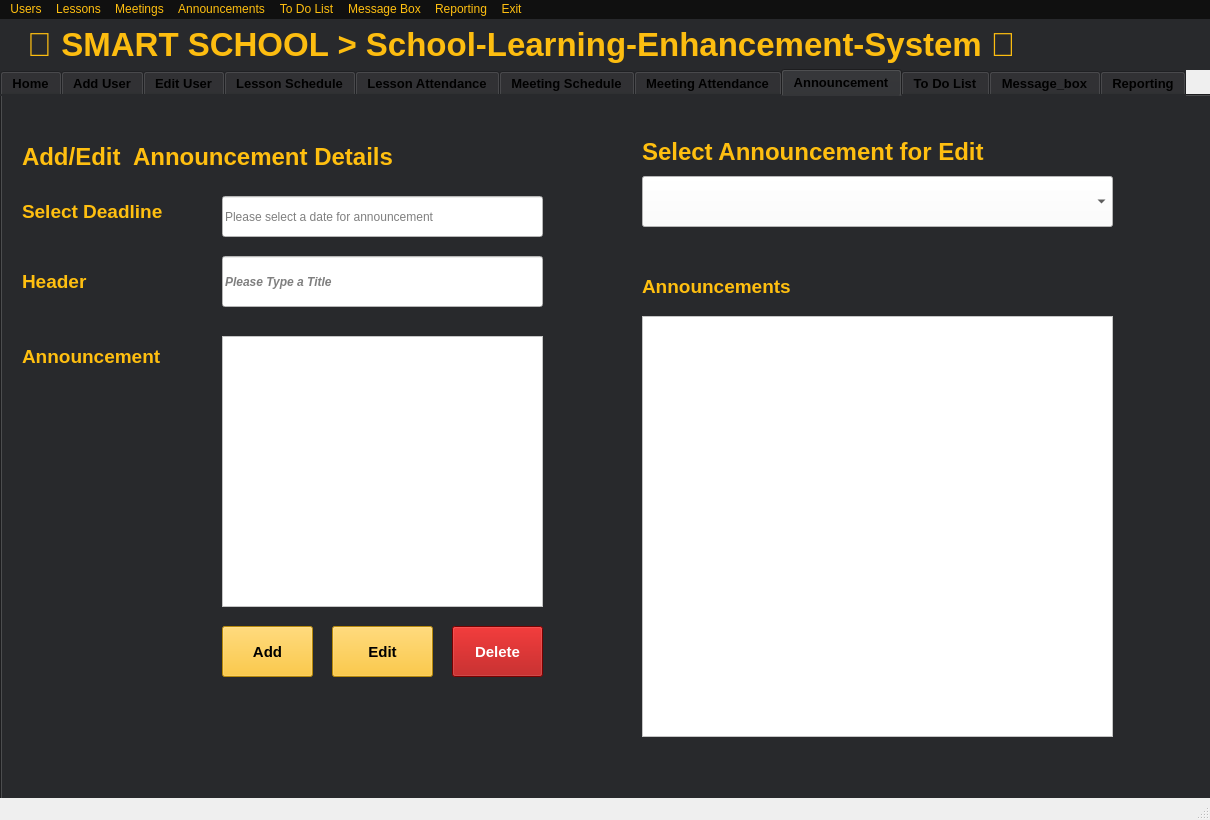
This is admin.ui in KemalDurukanMERT/Smart-School-2.0 as Qt 5 draws it before an edit. The edited form follows.
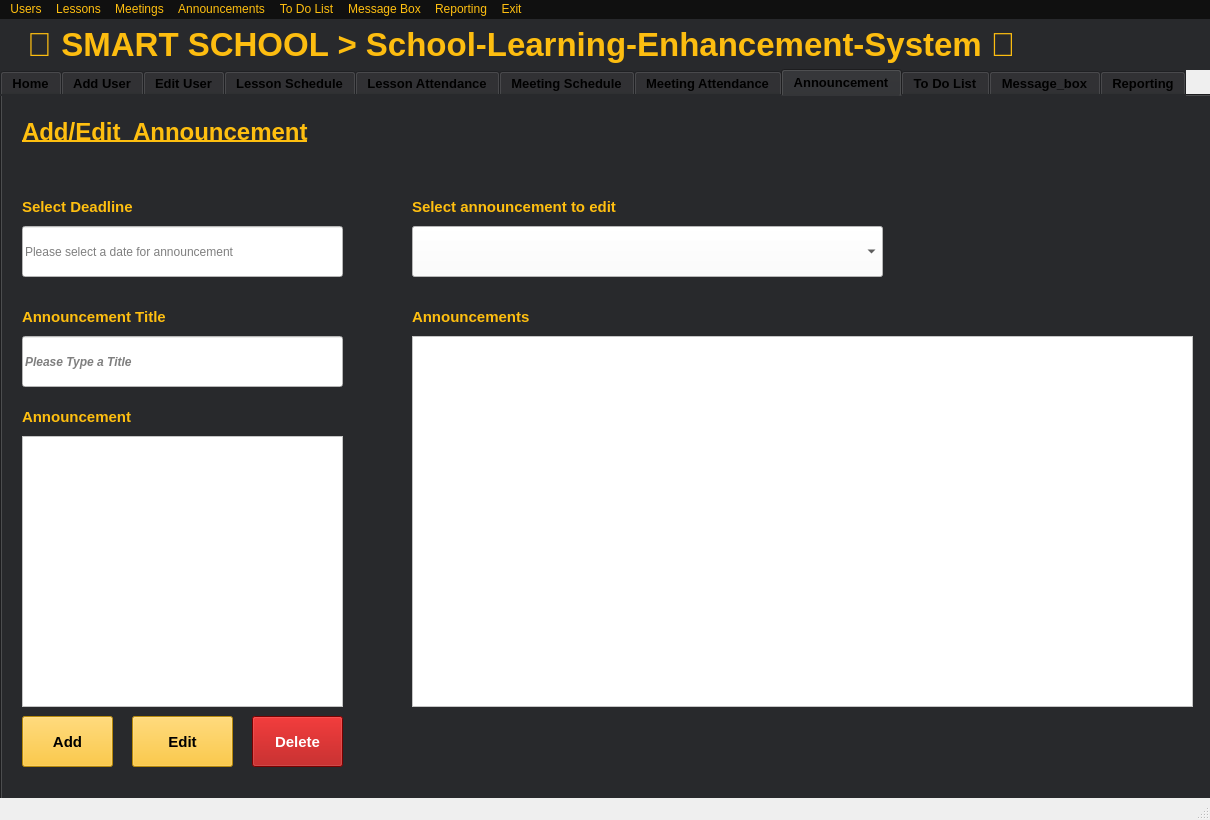
This is the edited form. The open tabs and pages were chosen to show the change.

```diff
--- a/admin.ui
+++ b/admin.ui
@@ -2498,8 +2498,8 @@
      <widget class="QComboBox" name="announcementCombobox_a">
       <property name="geometry">
        <rect>
-        <x>640</x>
-        <y>80</y>
+        <x>410</x>
+        <y>130</y>
         <width>471</width>
         <height>51</height>
        </rect>
@@ -2511,8 +2511,8 @@
      <widget class="QLineEdit" name="announcementTitle_a">
       <property name="geometry">
        <rect>
-        <x>220</x>
-        <y>160</y>
+        <x>20</x>
+        <y>240</y>
         <width>321</width>
         <height>51</height>
        </rect>
@@ -2535,14 +2535,14 @@
       <property name="geometry">
        <rect>
         <x>20</x>
-        <y>240</y>
-        <width>151</width>
-        <height>41</height>
+        <y>310</y>
+        <width>111</width>
+        <height>21</height>
        </rect>
       </property>
       <property name="font">
        <font>
-        <pointsize>14</pointsize>
+        <pointsize>11</pointsize>
         <weight>75</weight>
         <bold>true</bold>
        </font>
@@ -2557,8 +2557,8 @@
      <widget class="QTextEdit" name="textEdit_a">
       <property name="geometry">
        <rect>
-        <x>220</x>
-        <y>240</y>
+        <x>20</x>
+        <y>340</y>
         <width>321</width>
         <height>271</height>
        </rect>
@@ -2573,8 +2573,8 @@
        <string>&lt;!DOCTYPE HTML PUBLIC &quot;-//W3C//DTD HTML 4.0//EN&quot; &quot;http://www.w3.org/TR/REC-html40/strict.dtd&quot;&gt;
 &lt;html&gt;&lt;head&gt;&lt;meta name=&quot;qrichtext&quot; content=&quot;1&quot; /&gt;&lt;style type=&quot;text/css&quot;&gt;
 p, li { white-space: pre-wrap; }
-&lt;/style&gt;&lt;/head&gt;&lt;body style=&quot; font-family:'MS Shell Dlg 2'; font-size:7.8pt; font-weight:400; font-style:normal;&quot;&gt;
-&lt;p style=&quot;-qt-paragraph-type:empty; margin-top:0px; margin-bottom:0px; margin-left:0px; margin-right:0px; -qt-block-indent:0; text-indent:0px;&quot;&gt;&lt;br /&gt;&lt;/p&gt;&lt;/body&gt;&lt;/html&gt;</string>
+&lt;/style&gt;&lt;/head&gt;&lt;body style=&quot; font-family:'MS Shell Dlg 2'; font-size:8.25pt; font-weight:400; font-style:normal;&quot;&gt;
+&lt;p style=&quot;-qt-paragraph-type:empty; margin-top:0px; margin-bottom:0px; margin-left:0px; margin-right:0px; -qt-block-indent:0; text-indent:0px; font-size:7.8pt;&quot;&gt;&lt;br /&gt;&lt;/p&gt;&lt;/body&gt;&lt;/html&gt;</string>
       </property>
      </widget>
      <widget class="QLabel" name="label_66">
@@ -2582,13 +2582,13 @@
        <rect>
         <x>20</x>
         <y>100</y>
-        <width>181</width>
-        <height>31</height>
+        <width>121</width>
+        <height>21</height>
        </rect>
       </property>
       <property name="font">
        <font>
-        <pointsize>14</pointsize>
+        <pointsize>11</pointsize>
         <weight>75</weight>
         <bold>true</bold>
        </font>
@@ -2603,8 +2603,8 @@
      <widget class="QPushButton" name="addButton_a">
       <property name="geometry">
        <rect>
-        <x>220</x>
-        <y>530</y>
+        <x>20</x>
+        <y>620</y>
         <width>91</width>
         <height>51</height>
        </rect>
@@ -2626,8 +2626,8 @@
      <widget class="QPushButton" name="deleteButton_a">
       <property name="geometry">
        <rect>
-        <x>450</x>
-        <y>530</y>
+        <x>250</x>
+        <y>620</y>
         <width>91</width>
         <height>51</height>
        </rect>
@@ -2650,8 +2650,8 @@
      <widget class="QPushButton" name="editButton_a">
       <property name="geometry">
        <rect>
-        <x>330</x>
-        <y>530</y>
+        <x>130</x>
+        <y>620</y>
         <width>101</width>
         <height>51</height>
        </rect>
@@ -2674,14 +2674,14 @@
       <property name="geometry">
        <rect>
         <x>20</x>
-        <y>170</y>
+        <y>210</y>
         <width>151</width>
-        <height>31</height>
+        <height>21</height>
        </rect>
       </property>
       <property name="font">
        <font>
-        <pointsize>14</pointsize>
+        <pointsize>11</pointsize>
         <weight>75</weight>
         <bold>true</bold>
        </font>
@@ -2690,21 +2690,21 @@
        <string notr="true">color: rgb(255, 191, 16);</string>
       </property>
       <property name="text">
-       <string>Header</string>
+       <string>Announcement Title</string>
       </property>
      </widget>
      <widget class="QLabel" name="label_65">
       <property name="geometry">
        <rect>
-        <x>640</x>
-        <y>180</y>
-        <width>211</width>
+        <x>410</x>
+        <y>210</y>
+        <width>131</width>
         <height>21</height>
        </rect>
       </property>
       <property name="font">
        <font>
-        <pointsize>14</pointsize>
+        <pointsize>11</pointsize>
         <weight>75</weight>
         <bold>true</bold>
        </font>
@@ -2720,9 +2720,9 @@
       <property name="geometry">
        <rect>
         <x>20</x>
-        <y>40</y>
-        <width>531</width>
-        <height>41</height>
+        <y>20</y>
+        <width>311</width>
+        <height>31</height>
        </rect>
       </property>
       <property name="font">
@@ -2730,6 +2730,7 @@
         <pointsize>18</pointsize>
         <weight>75</weight>
         <bold>true</bold>
+        <underline>true</underline>
        </font>
       </property>
       <property name="styleSheet">
@@ -2737,16 +2738,16 @@
 fontSize: 20px</string>
       </property>
       <property name="text">
-       <string>Add/Edit  Announcement Details</string>
+       <string>Add/Edit  Announcement</string>
       </property>
      </widget>
      <widget class="QListView" name="announcementListView_a">
       <property name="geometry">
        <rect>
-        <x>640</x>
-        <y>220</y>
-        <width>471</width>
-        <height>421</height>
+        <x>410</x>
+        <y>240</y>
+        <width>781</width>
+        <height>371</height>
        </rect>
       </property>
       <property name="styleSheet">
@@ -2756,10 +2757,10 @@
      <widget class="QLineEdit" name="announcementDate_a">
       <property name="geometry">
        <rect>
-        <x>220</x>
-        <y>100</y>
+        <x>20</x>
+        <y>130</y>
         <width>321</width>
-        <height>41</height>
+        <height>51</height>
        </rect>
       </property>
       <property name="toolTipDuration">
@@ -2776,15 +2777,15 @@
      <widget class="QLabel" name="label_69">
       <property name="geometry">
        <rect>
-        <x>640</x>
-        <y>40</y>
-        <width>481</width>
-        <height>31</height>
+        <x>410</x>
+        <y>100</y>
+        <width>221</width>
+        <height>21</height>
        </rect>
       </property>
       <property name="font">
        <font>
-        <pointsize>18</pointsize>
+        <pointsize>11</pointsize>
         <weight>75</weight>
         <bold>true</bold>
        </font>
@@ -2793,7 +2794,7 @@
        <string notr="true">color: rgb(255, 191, 16);</string>
       </property>
       <property name="text">
-       <string>Select Announcement for Edit</string>
+       <string>Select announcement to edit</string>
       </property>
      </widget>
     </widget>
```
Left out of the diff: 52 changed lines with no effect on the pictures.
